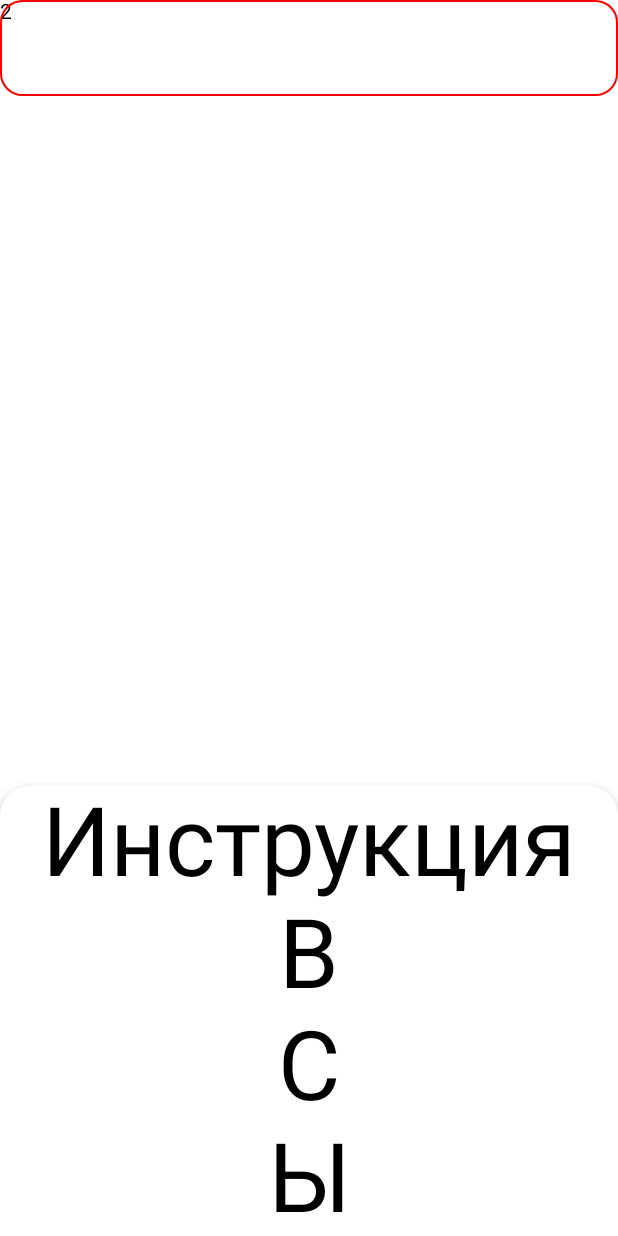
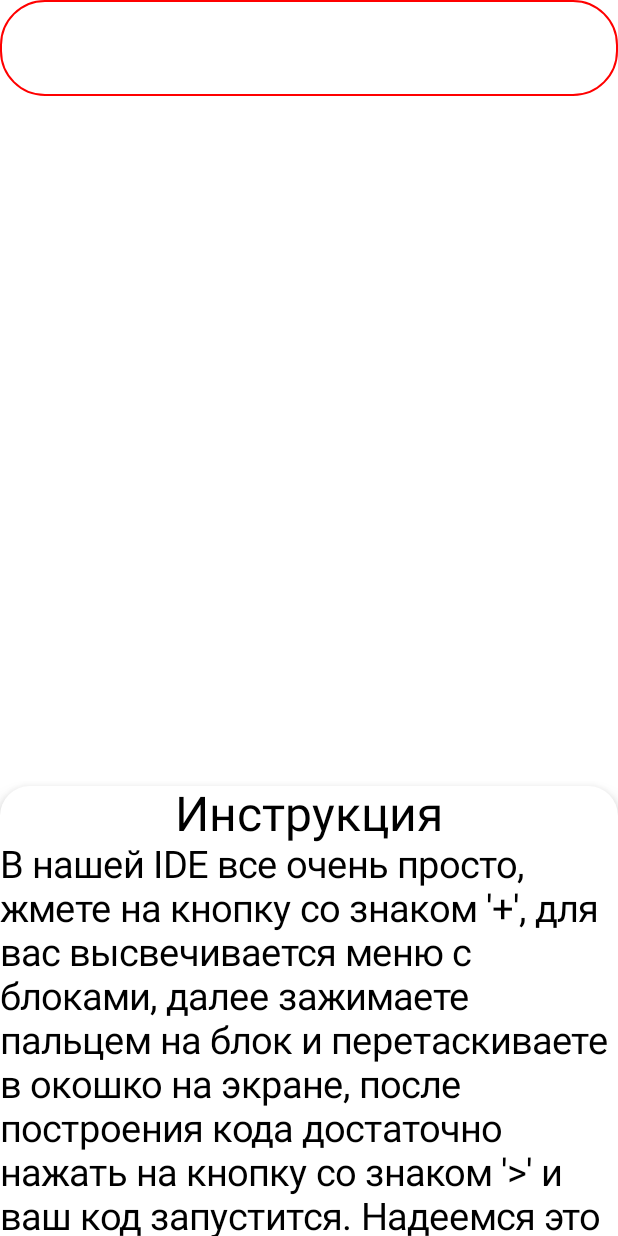
Before and after one commit to VitrivDolkom/hitsFirstMobile, an Android app built with Jetpack Compose: the screen it shows after launch (MainActivity), after a tap on an icon or button, on a phone screen of 412 x 824 dp. Run offline under Robolectric (Android 15) with nearby library versions, the phone set to English and light mode, and no system bars.

Commit message:
Немного дизайна

```diff
--- a/app/src/main/java/com/example/firstmobile/ui/theme/Color.kt
+++ b/app/src/main/java/com/example/firstmobile/ui/theme/Color.kt
@@ -7,3 +7,4 @@ val Purple500 = Color(0xFF6200EE)
 val Purple700 = Color(0xFF3700B3)
 val Teal200 = Color(0xFF03DAC5)
 val BlockBackground = Color.Blue
+val DarkGreen = Color(0xFF006400)
--- a/app/src/main/java/com/example/firstmobile/ui/theme/Shape.kt
+++ b/app/src/main/java/com/example/firstmobile/ui/theme/Shape.kt
@@ -14,3 +14,10 @@ val BottomSheetShape = RoundedCornerShape(
     bottomEnd = 0.dp,
     bottomStart = 0.dp
 )
+
+val BlockShape = RoundedCornerShape(
+    topStart = 30.dp,
+    topEnd = 30.dp,
+    bottomEnd = 30.dp,
+    bottomStart = 30.dp
+)
--- a/app/src/main/java/com/example/firstmobile/views/layouts/MainScreen.kt
+++ b/app/src/main/java/com/example/firstmobile/views/layouts/MainScreen.kt
@@ -5,7 +5,6 @@ import androidx.compose.foundation.layout.*
 import androidx.compose.foundation.lazy.LazyColumn
 import androidx.compose.foundation.lazy.LazyRow
 import androidx.compose.foundation.lazy.itemsIndexed
-import androidx.compose.foundation.shape.RoundedCornerShape
 import androidx.compose.material.Text
 import androidx.compose.material.TextField
 import androidx.compose.runtime.*
@@ -15,6 +14,8 @@ import androidx.compose.ui.Modifier
 import androidx.compose.ui.graphics.Color
 import androidx.compose.ui.unit.dp
 import com.example.firstmobile.model.CodeBlockOperation
+import com.example.firstmobile.ui.theme.BlockShape
+import com.example.firstmobile.ui.theme.DarkGreen
 import com.example.firstmobile.views.draganddrop.CodeBlock
 import com.example.firstmobile.views.draganddrop.DragTarget
 import com.example.firstmobile.views.draganddrop.DropItem
@@ -32,7 +33,6 @@ fun MainScreen(
     Box(
         modifier = Modifier.fillMaxSize(),
     ) {
-        Text(text = "$test")
         LazyColumn(
             modifier = Modifier
                 .fillMaxWidth()
@@ -54,8 +54,8 @@ fun MainScreen(
                                 .border(
                                     1.dp,
                                     color = if (isHovered) Color.Red else Color.Blue,
-                                    shape = RoundedCornerShape(15.dp)
-                                )
+                                    shape = BlockShape
+                                ).background(Color.White, shape = BlockShape)
                         ) {}
                     }
                 } else {
@@ -75,7 +75,7 @@ fun SingleBlock(blockViewModel: CodeBlockViewModel, block: CodeBlock, i: Int) {
             modifier = Modifier
                 .height(64.dp)
                 .border(
-                    2.dp, color = Color.Red, shape = RoundedCornerShape(15.dp)
+                    2.dp, color = DarkGreen, shape = BlockShape
                 ), contentAlignment = Alignment.Center
         ) {
             LazyRow(
@@ -111,8 +111,9 @@ fun DropItemLayout(i: Int, id: UUID, blockViewModel: CodeBlockViewModel, block:
                     .height(64.dp)
                     .padding(horizontal = 8.dp)
                     .border(
-                        2.dp, color = Color.Red, shape = RoundedCornerShape(15.dp)
-                    ), contentAlignment = Alignment.Center
+                        2.dp, color = DarkGreen, shape = BlockShape
+                    ).background(color = DarkGreen),
+                contentAlignment = Alignment.Center
             ) {
                 Row(
                     modifier = Modifier
@@ -140,7 +141,7 @@ fun DropItemLayout(i: Int, id: UUID, blockViewModel: CodeBlockViewModel, block:
             modifier = Modifier
                 .height(64.dp)
                 .padding(horizontal = 8.dp)
-                .background(Color.White),
+                .background(Color.White, shape = BlockShape),
             blockViewModel = blockViewModel
         ) { isHovered, _ ->
             Box(
@@ -148,7 +149,7 @@ fun DropItemLayout(i: Int, id: UUID, blockViewModel: CodeBlockViewModel, block:
                     .height(50.dp)
                     .defaultMinSize(minWidth = 80.dp)
                     .border(
-                        1.dp, color = if (isHovered) Color.Red else Color.Blue, shape = RoundedCornerShape(15.dp)
+                        1.dp, color = if (isHovered) Color.Red else DarkGreen, shape = BlockShape
                     )
             ) {}
         }
--- a/app/src/main/java/com/example/firstmobile/views/layouts/SheetLayout.kt
+++ b/app/src/main/java/com/example/firstmobile/views/layouts/SheetLayout.kt
@@ -6,7 +6,6 @@ import androidx.compose.foundation.layout.*
 import androidx.compose.foundation.lazy.LazyColumn
 import androidx.compose.foundation.lazy.LazyRow
 import androidx.compose.foundation.lazy.itemsIndexed
-import androidx.compose.foundation.shape.RoundedCornerShape
 import androidx.compose.material.FloatingActionButton
 import androidx.compose.material.Text
 import androidx.compose.material.TextField
@@ -20,6 +19,8 @@ import androidx.compose.ui.graphics.RectangleShape
 import androidx.compose.ui.unit.dp
 import androidx.compose.ui.unit.sp
 import com.example.firstmobile.model.CodeBlockOperation
+import com.example.firstmobile.ui.theme.BlockShape
+import com.example.firstmobile.ui.theme.DarkGreen
 import com.example.firstmobile.utils.flowlayouts.FlowRow
 import com.example.firstmobile.viewmodels.CodeBlockViewModel
 import com.example.firstmobile.views.draganddrop.CodeBlock
@@ -63,7 +64,9 @@ fun SheetLayout(blockViewModel: CodeBlockViewModel, openSheet: (BottomSheetScree
 
 @Composable
 fun DifferentBottomSheets(
-    blockViewModel: CodeBlockViewModel, currentScreen: BottomSheetScreen, onCloseBottomSheet: () -> Unit
+    blockViewModel: CodeBlockViewModel,
+    currentScreen: BottomSheetScreen,
+    onCloseBottomSheet: () -> Unit
 ) {
     when (currentScreen) {
         BottomSheetScreen.Screen1 -> AvailableBlocks(blockViewModel)
@@ -88,6 +91,7 @@ fun AvailableBlocks(blockViewModel: CodeBlockViewModel) {
                 row.forEach { operation ->
                     val block = CodeBlock(null, operation, null)
 
+                    Box(modifier = Modifier.padding(4.dp)) {
                         DragTarget(
                             i = -1, operationToDrop = block, viewModel = blockViewModel
                         ) {
@@ -95,24 +99,39 @@ fun AvailableBlocks(blockViewModel: CodeBlockViewModel) {
                                 modifier = Modifier
                                     .height(32.dp)
                                     .border(
-                                    2.dp, color = Color.Red, shape = RoundedCornerShape(15.dp)
-                                ), contentAlignment = Alignment.Center
+                                        2.dp, color = DarkGreen, shape = BlockShape
+                                    )
+                                    .background(color = Color.Green, shape = BlockShape),
+                                contentAlignment = Alignment.Center
                             ) {
                                 Row(
                                     modifier = Modifier
                                         .fillMaxHeight()
                                         .padding(4.dp),
-                                horizontalArrangement = Arrangement.SpaceEvenly,
+                                    horizontalArrangement = Arrangement.SpaceBetween,
                                     verticalAlignment = Alignment.CenterVertically
                                 ) {
                                     if (!operation.isSpecialOperation()) {
-                                    DropItemLayout(-1, block.id, blockViewModel, block.leftBlock, true)
+                                        DropItemLayout(
+                                            -1,
+                                            block.id,
+                                            blockViewModel,
+                                            block.leftBlock,
+                                            true
+                                        )
                                     } else if (operation == CodeBlockOperation.EQUAL) {
-                                    TextField(value = "", onValueChange = { newText ->  })
+                                        TextField(value = "", onValueChange = { newText -> })
                                     }
 
                                     Text(text = block.operation.symbol)
-                                DropItemLayout(-1, block.id, blockViewModel, block.rightBlock, false)
+                                    DropItemLayout(
+                                        -1,
+                                        block.id,
+                                        blockViewModel,
+                                        block.rightBlock,
+                                        false
+                                    )
+                                }
                             }
                         }
                     }
@@ -129,7 +148,7 @@ fun OutputConsole(blockViewModel: CodeBlockViewModel) {
     Box(
         modifier = Modifier
             .fillMaxWidth()
-            .height(500.dp)
+            .height(300.dp)
             .background(Color.Black, shape = RectangleShape)
     ) {
         LazyColumn(
@@ -153,7 +172,16 @@ fun OutputConsole(blockViewModel: CodeBlockViewModel) {
 
 @Composable
 fun Instructions() {
-    val instructions = listOf("Инструкция", "В", "С", "Ы")
+    val instructions = listOf(
+        "Инструкция",
+        "В нашей IDE все очень просто, жмете на кнопку со знаком '+', для вас высвечивается меню с блоками, далее зажимаете пальцем на блок и перетаскиваете в окошко на экране, после построения кода достаточно нажать на кнопку со знаком '>' и ваш код запустится. Надеемся это вам помогло.",
+        "",
+        "Авторы:",
+        "Дмитрий Волков",
+        "Алексей Шумков",
+        "Данил Васильев",
+        ""
+    )
 
     LazyColumn(
         modifier = Modifier
@@ -164,7 +192,11 @@ fun Instructions() {
     ) {
         items(count = 1) {
             instructions.forEach { instruction ->
-                Text(text = instruction, fontSize = 64.sp)
+                if (instruction == "Инструкция" || instruction == "Авторы:") {
+                    Text(text = instruction, fontSize = 32.sp)
+                } else {
+                    Text(text = instruction, fontSize = 25.sp)
+                }
             }
         }
     }
```
Lines whose indentation alone changed are shown as unchanged.
